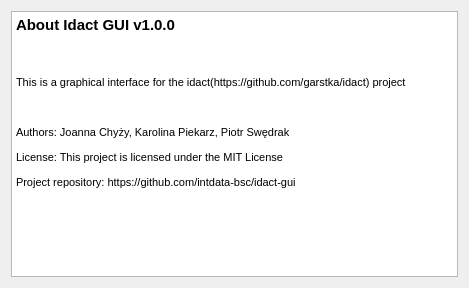
intdata-bsc/idact-gui, file gui/widgets_templates/about.ui: the form before one commit.
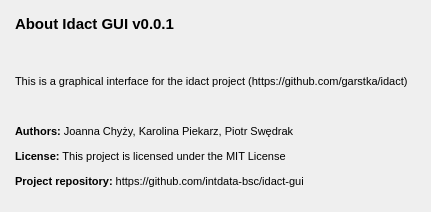
The form after the commit.

Diff of the .ui file:
```diff
--- a/gui/widgets_templates/about.ui
+++ b/gui/widgets_templates/about.ui
@@ -6,28 +6,43 @@
    <rect>
     <x>0</x>
     <y>0</y>
-    <width>469</width>
-    <height>288</height>
+    <width>431</width>
+    <height>212</height>
    </rect>
   </property>
   <property name="windowTitle">
-   <string>Form</string>
+   <string>About</string>
+  </property>
+  <property name="autoFillBackground">
+   <bool>false</bool>
   </property>
   <layout class="QGridLayout" name="gridLayout">
    <item row="0" column="0">
     <widget class="QTextBrowser" name="textBrowser">
+     <property name="autoFillBackground">
+      <bool>false</bool>
+     </property>
+     <property name="styleSheet">
+      <string notr="true">background: transparent</string>
+     </property>
+     <property name="frameShape">
+      <enum>QFrame::NoFrame</enum>
+     </property>
+     <property name="frameShadow">
+      <enum>QFrame::Sunken</enum>
+     </property>
      <property name="html">
       <string>&lt;!DOCTYPE HTML PUBLIC &quot;-//W3C//DTD HTML 4.0//EN&quot; &quot;http://www.w3.org/TR/REC-html40/strict.dtd&quot;&gt;
 &lt;html&gt;&lt;head&gt;&lt;meta name=&quot;qrichtext&quot; content=&quot;1&quot; /&gt;&lt;style type=&quot;text/css&quot;&gt;
 p, li { white-space: pre-wrap; }
 &lt;/style&gt;&lt;/head&gt;&lt;body style=&quot; font-family:'MS Shell Dlg 2'; font-size:8.25pt; font-weight:400; font-style:normal;&quot;&gt;
-&lt;p style=&quot; margin-top:12px; margin-bottom:12px; margin-left:0px; margin-right:0px; -qt-block-indent:0; text-indent:0px;&quot;&gt;&lt;span style=&quot; font-size:11pt; font-weight:600;&quot;&gt;About Idact GUI v1.0.0&lt;/span&gt;&lt;/p&gt;
+&lt;p style=&quot; margin-top:12px; margin-bottom:12px; margin-left:0px; margin-right:0px; -qt-block-indent:0; text-indent:0px;&quot;&gt;&lt;span style=&quot; font-size:11pt; font-weight:600;&quot;&gt;About Idact GUI v0.0.1&lt;/span&gt;&lt;/p&gt;
 &lt;p style=&quot;-qt-paragraph-type:empty; margin-top:12px; margin-bottom:12px; margin-left:0px; margin-right:0px; -qt-block-indent:0; text-indent:0px; font-size:11pt; font-weight:600;&quot;&gt;&lt;br /&gt;&lt;/p&gt;
-&lt;p style=&quot; margin-top:12px; margin-bottom:12px; margin-left:0px; margin-right:0px; -qt-block-indent:0; text-indent:0px;&quot;&gt;This is a graphical interface for the idact(https://github.com/garstka/idact) project&lt;/p&gt;
+&lt;p style=&quot; margin-top:12px; margin-bottom:12px; margin-left:0px; margin-right:0px; -qt-block-indent:0; text-indent:0px;&quot;&gt;This is a graphical interface for the idact project (https://github.com/garstka/idact)&lt;/p&gt;
 &lt;p style=&quot;-qt-paragraph-type:empty; margin-top:12px; margin-bottom:12px; margin-left:0px; margin-right:0px; -qt-block-indent:0; text-indent:0px;&quot;&gt;&lt;br /&gt;&lt;/p&gt;
-&lt;p style=&quot; margin-top:12px; margin-bottom:12px; margin-left:0px; margin-right:0px; -qt-block-indent:0; text-indent:0px;&quot;&gt;Authors: Joanna Chyży, Karolina Piekarz, Piotr Swędrak&lt;/p&gt;
-&lt;p style=&quot; margin-top:12px; margin-bottom:12px; margin-left:0px; margin-right:0px; -qt-block-indent:0; text-indent:0px;&quot;&gt;License: This project is licensed under the MIT License&lt;/p&gt;
-&lt;p style=&quot; margin-top:12px; margin-bottom:12px; margin-left:0px; margin-right:0px; -qt-block-indent:0; text-indent:0px;&quot;&gt;Project repository: https://github.com/intdata-bsc/idact-gui&lt;/p&gt;&lt;/body&gt;&lt;/html&gt;</string>
+&lt;p style=&quot; margin-top:12px; margin-bottom:12px; margin-left:0px; margin-right:0px; -qt-block-indent:0; text-indent:0px;&quot;&gt;&lt;span style=&quot; font-weight:600;&quot;&gt;Authors:&lt;/span&gt; Joanna Chyży, Karolina Piekarz, Piotr Swędrak&lt;/p&gt;
+&lt;p style=&quot; margin-top:12px; margin-bottom:12px; margin-left:0px; margin-right:0px; -qt-block-indent:0; text-indent:0px;&quot;&gt;&lt;span style=&quot; font-weight:600;&quot;&gt;License:&lt;/span&gt; This project is licensed under the MIT License&lt;/p&gt;
+&lt;p style=&quot; margin-top:12px; margin-bottom:12px; margin-left:0px; margin-right:0px; -qt-block-indent:0; text-indent:0px;&quot;&gt;&lt;span style=&quot; font-weight:600;&quot;&gt;Project repository:&lt;/span&gt; https://github.com/intdata-bsc/idact-gui&lt;/p&gt;&lt;/body&gt;&lt;/html&gt;</string>
      </property>
     </widget>
    </item>
```
Left out of the diff: 4 changed lines with no effect on the pictures.
